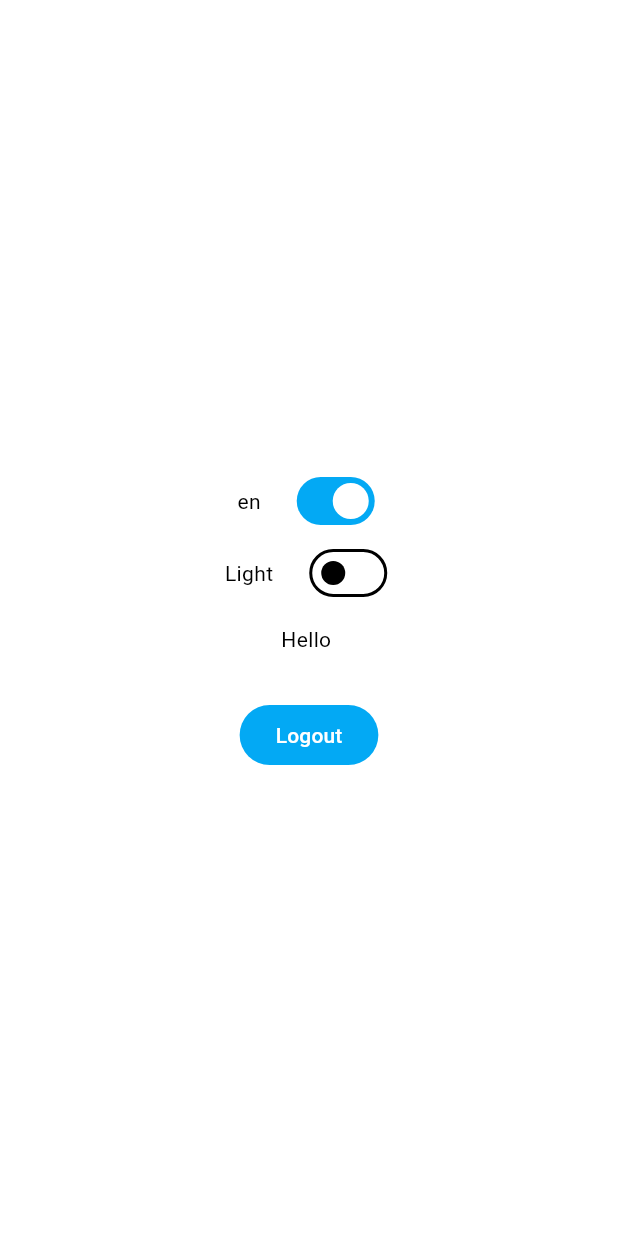
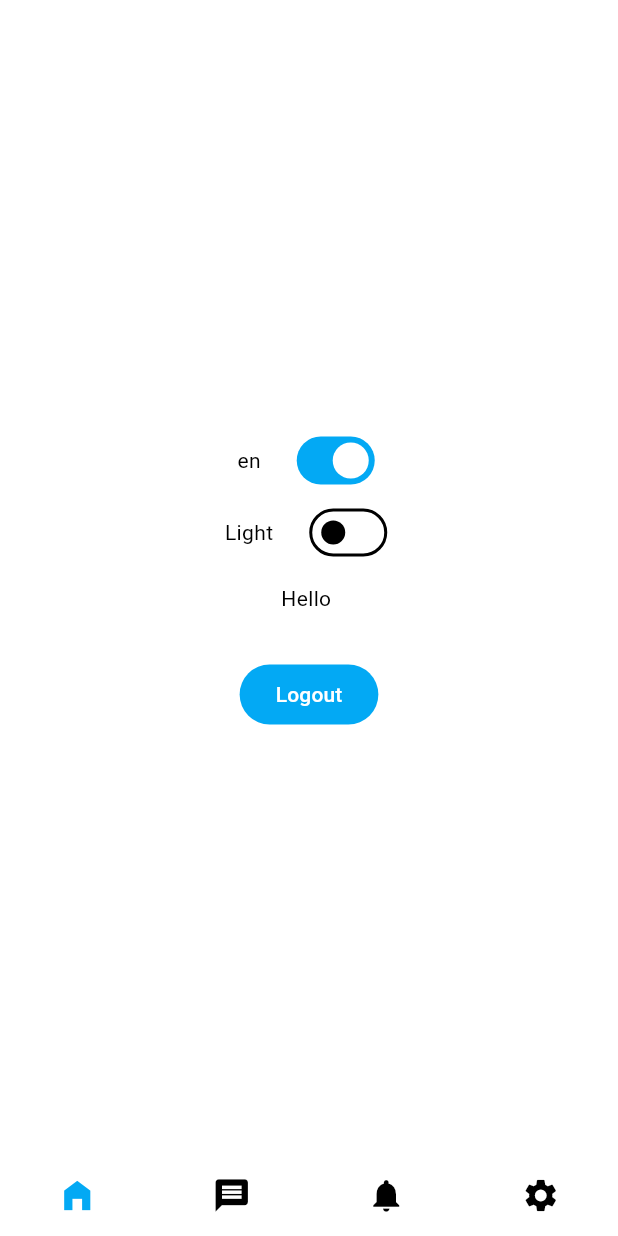
Before and after one commit to ThaiSonLuu/s_social, a Flutter app: the NewsFeedScreen screen opened by its route, on a phone screen of 412 x 824 dp. Run offline on Flutter 3.47's test engine with Material 3 defaults, Android fonts, the phone set to English and light mode, and no system bars; our stand-ins replace another_flushbar, bloc, email_validator, equatable, firebase_auth, firebase_core and 4 more; missing offline and left inert: flutter_facebook_auth; accounts and stored records are empty.

Commit message:
Add bottom navigation

```diff
--- a/lib/core/app_router/app_router.dart
+++ b/lib/core/app_router/app_router.dart
@@ -3,14 +3,19 @@ import 'dart:async';
 import 'package:flutter/material.dart';
 import 'package:go_router/go_router.dart';
 import 'package:s_social/core/cubit/auth/auth_cubit.dart';
+import 'package:s_social/core/widgets/bottom_navigation.dart';
 import 'package:s_social/features/auth/presentation/login/view/login_screen.dart';
 import 'package:s_social/features/auth/presentation/sign_up/view/signup_screen.dart';
 import 'package:s_social/features/news_feed/presentation/news_feed_screen.dart';
 
-class RouterUri {
+abstract class RouterUri {
   static const login = "/login";
   static const signup = "/signup";
   static const newsFeeds = "/news-feeds";
+  static const messages = "/messages";
+  static const notifications = "/notifications";
+  static const settings = "/settings";
+  static const profile = "/profile";
 }
 
 class AppRouter {
@@ -33,11 +38,45 @@ class AppRouter {
             child: SignUpScreen(),
           ),
         ),
-        GoRoute(
-          path: RouterUri.newsFeeds,
-          pageBuilder: (context, state) => const MaterialPage<void>(
-            child: NewsFeedScreen(),
-          ),
+        ShellRoute(
+          routes: [
+            GoRoute(
+              path: RouterUri.newsFeeds,
+              pageBuilder: (context, state) => const NoTransitionPage<void>(
+                child: NewsFeedScreen(),
+              ),
+            ),
+            GoRoute(
+              path: RouterUri.messages,
+              pageBuilder: (context, state) => const NoTransitionPage<void>(
+                child: Center(
+                  child: Text("Message"),
+                ),
+              ),
+            ),
+            GoRoute(
+              path: RouterUri.notifications,
+              pageBuilder: (context, state) => const NoTransitionPage<void>(
+                child: Center(
+                  child: Text("Notification"),
+                ),
+              ),
+            ),
+            GoRoute(
+              path: RouterUri.settings,
+              pageBuilder: (context, state) => const NoTransitionPage<void>(
+                child: Center(
+                  child: Text("Settings"),
+                ),
+              ),
+            ),
+          ],
+          builder: (context, state, child) {
+            return Scaffold(
+              bottomNavigationBar: BottomNavigation(),
+              body: child,
+            );
+          },
         ),
       ],
       initialLocation: RouterUri.login,
--- /dev/null
+++ b/lib/core/widgets/bottom_navigation.dart
@@ -0,0 +1,57 @@
+import 'package:flutter/material.dart';
+import 'package:go_router/go_router.dart';
+import 'package:s_social/core/app_router/app_router.dart';
+
+class BottomNavigation extends StatelessWidget {
+  BottomNavigation({super.key});
+
+  final items = [
+    (icon: Icons.home_filled, route: RouterUri.newsFeeds),
+    (icon: Icons.message, route: RouterUri.messages),
+    (icon: Icons.notifications, route: RouterUri.notifications),
+    (icon: Icons.settings, route: RouterUri.settings)
+  ];
+
+  @override
+  Widget build(BuildContext context) {
+    final currentRoute =
+        GoRouterState.of(context).topRoute?.path ?? items[0].route;
+    return Row(
+      children: items.map(
+        (e) {
+          final selected = currentRoute == e.route;
+          return Expanded(
+            child: InkWell(
+              splashFactory: InkSparkle.constantTurbulenceSeedSplashFactory,
+              onTap: () {
+                if (currentRoute == e.route) {
+                  return;
+                }
+
+                if (e.route == items[0].route) {
+                  context.pop();
+                }
+
+                if (currentRoute == items[0].route) {
+                  context.push(e.route);
+                } else {
+                  context.pushReplacement(e.route);
+                }
+              },
+              child: Padding(
+                padding: const EdgeInsets.all(14.0),
+                child: Icon(
+                  e.icon,
+                  color: selected
+                      ? Theme.of(context).colorScheme.primary
+                      : Theme.of(context).colorScheme.onSurface,
+                  size: 26.0,
+                ),
+              ),
+            ),
+          );
+        },
+      ).toList(),
+    );
+  }
+}
--- a/lib/l10n/intl_en.arb
+++ b/lib/l10n/intl_en.arb
@@ -18,6 +18,6 @@
   "confirm_password": "Confirm password",
   "re_enter_password": "Re-enter password",
   "hello": "Hello {username}",
-  "hello_user": "hello user",
+  "hello_user": "Hello user",
   "logout": "Logout"
 }
--- a/lib/l10n/intl_vi.arb
+++ b/lib/l10n/intl_vi.arb
@@ -18,6 +18,6 @@
   "confirm_password": "Xác nhận mật khẩu",
   "re_enter_password": "Nhập lại mật khẩu",
   "hello": "Xin chào {username}",
-  "hello_user": "xin chào người dùng",
+  "hello_user": "Xin chào người dùng",
   "logout": "Đăng xuất"
 }
```
Also changed, not shown: lib/main.dart (+7 -3 lines), lib/generated/intl/messages_en.dart, lib/generated/intl/messages_vi.dart, lib/generated/l10n.dart.
